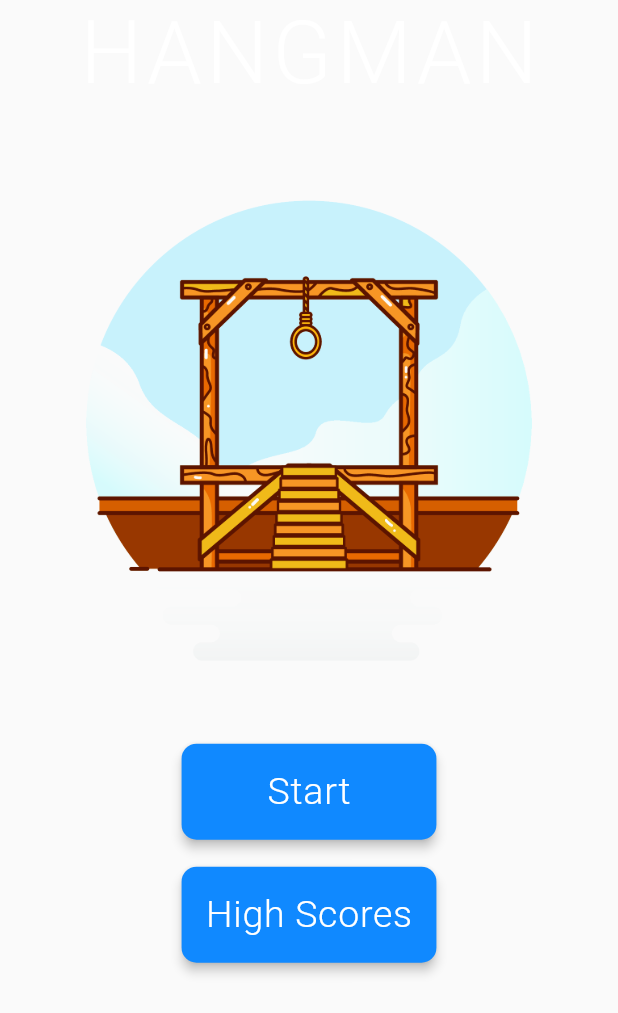
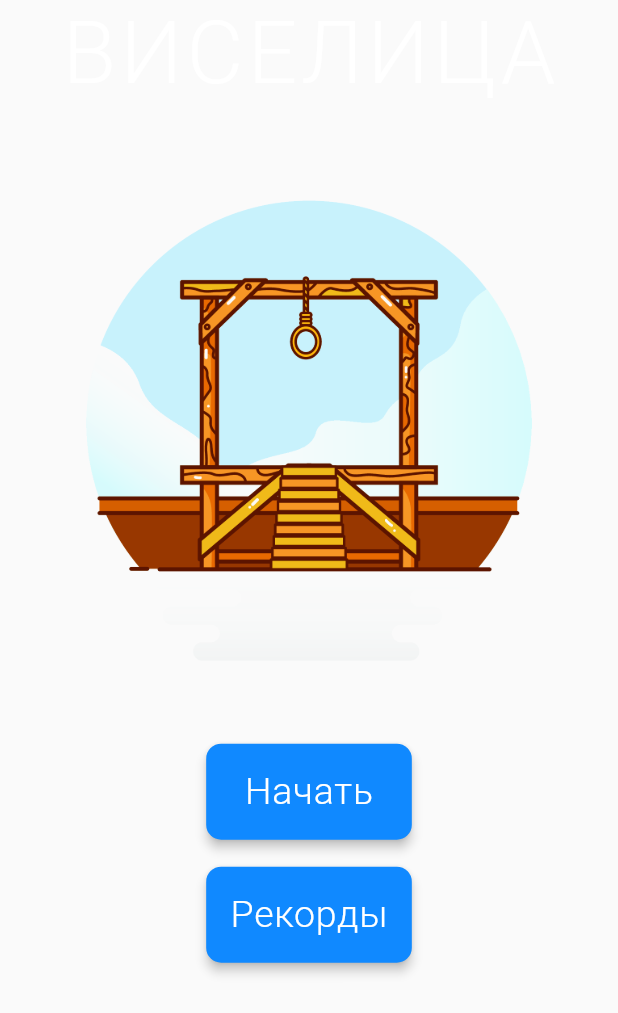
Before and after one commit to itookyourboo/vtb_moretech, a Flutter app: the HomeScreen screen opened directly, on a phone screen of 412 x 824 dp. Shown: the top 1013 px of the screen. Run offline on Flutter 3.47's test engine with Material 2 defaults, Android fonts, the light colour scheme and no system bars; our stand-ins replace date_format, flutter_spinkit, material_design_icons_flutter, rflutter_alert, sqflite; accounts and stored records are empty.

Commit message:
Now it is Russian

```diff
--- a/lib/screen/flutter_hangman/screens/home_screen.dart
+++ b/lib/screen/flutter_hangman/screens/home_screen.dart
@@ -24,8 +24,8 @@ class _HomeScreenState extends State<HomeScreen> {
           Center(
             child: Container(
               margin: EdgeInsets.fromLTRB(8.0, 1.0, 8.0, 8.0),
-              child: Text(
-                'HANGMAN',
+              child: const Text(
+                'ВИСЕЛИЦА',
                 style: TextStyle(
                     color: Colors.white,
                     fontSize: 58.0,
@@ -55,7 +55,7 @@ class _HomeScreenState extends State<HomeScreen> {
 //                    width: 155,
                     height: 64,
                     child: ActionButton(
-                      buttonTitle: 'Start',
+                      buttonTitle: 'Начать',
                       onPress: () {
                         Navigator.push(
                           context,
@@ -75,7 +75,7 @@ class _HomeScreenState extends State<HomeScreen> {
 //                    width: 155,
                     height: 64,
                     child: ActionButton(
-                      buttonTitle: 'High Scores',
+                      buttonTitle: 'Рекорды',
                       onPress: () {
                         Navigator.push(
                           context,
```
Also changed, not shown: lib/screen/flutter_hangman/screens/game_screen.dart (+4 -3 lines).
